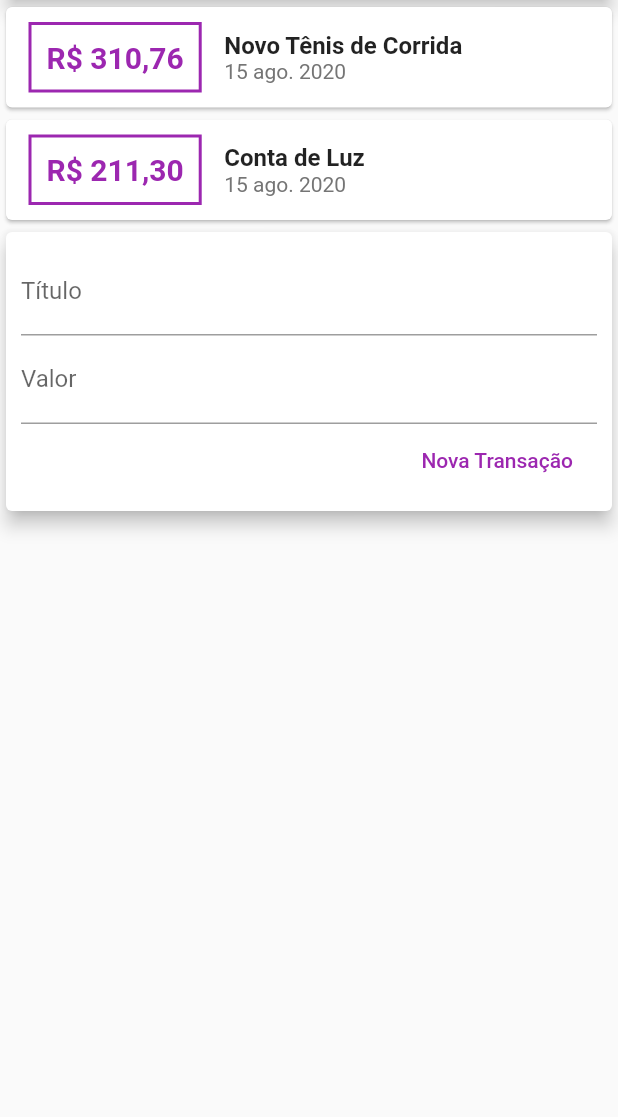
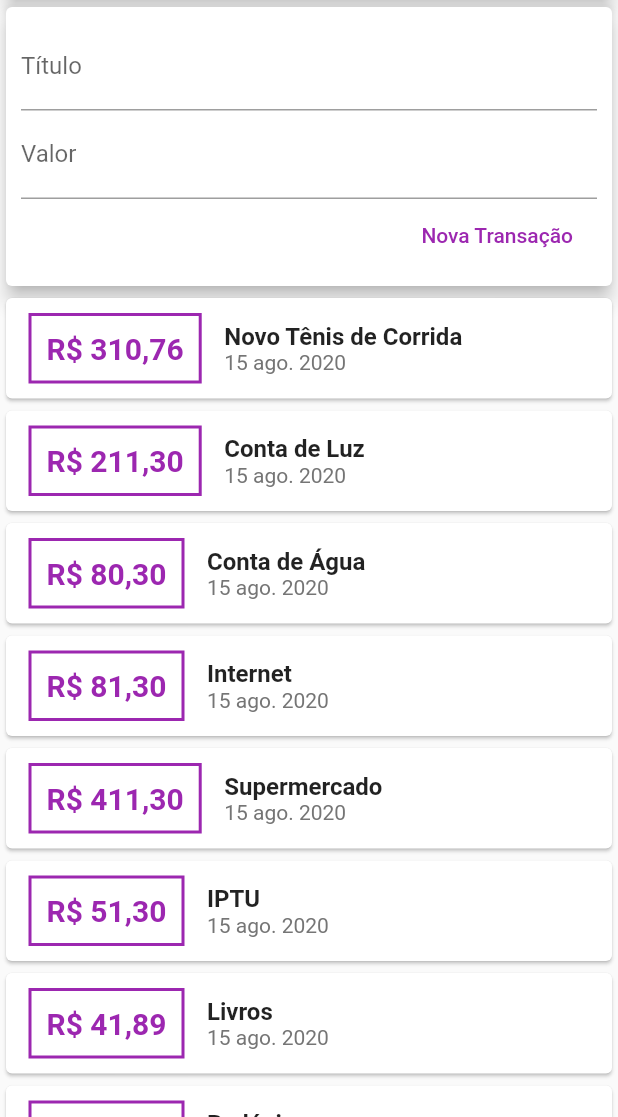
Before and after one commit to luizhp/udemy-cod3rs-flutter, a Flutter app: the screen it shows after launch, on a phone screen of 412 x 824 dp, the part 119-1236 px from its top. Run offline on Flutter 3.47's test engine with Material 2 defaults, Android fonts, the phone set to English and light mode, and no system bars.

```diff
--- a/examples/curso_flutter/expenses/lib/components/transaction_user.dart
+++ b/examples/curso_flutter/expenses/lib/components/transaction_user.dart
@@ -24,6 +24,54 @@ class _TransactionUserState extends State<TransactionUser> {
       value: 211.30,
       date: DateTime.now(),
     ),
+    Transaction(
+      id: 't3',
+      title: 'Conta de Água',
+      value: 80.30,
+      date: DateTime.now(),
+    ),
+    Transaction(
+      id: 't4',
+      title: 'Internet',
+      value: 81.30,
+      date: DateTime.now(),
+    ),
+    Transaction(
+      id: 't6',
+      title: 'Supermercado',
+      value: 411.30,
+      date: DateTime.now(),
+    ),
+    Transaction(
+      id: 't5',
+      title: 'IPTU',
+      value: 51.30,
+      date: DateTime.now(),
+    ),
+    Transaction(
+      id: 't7',
+      title: 'Livros',
+      value: 41.89,
+      date: DateTime.now(),
+    ),
+    Transaction(
+      id: 't8',
+      title: 'Pedágio',
+      value: 21.0,
+      date: DateTime.now(),
+    ),
+    Transaction(
+      id: 't9',
+      title: 'Combustível',
+      value: 110.30,
+      date: DateTime.now(),
+    ),
+    Transaction(
+      id: 't10',
+      title: 'Celular',
+      value: 65.30,
+      date: DateTime.now(),
+    ),
   ];
 
   _addTransaction(String title, double value) {
@@ -43,8 +91,8 @@ class _TransactionUserState extends State<TransactionUser> {
   Widget build(BuildContext context) {
     return Column(
       children: <Widget>[
+        TransactionForm(_addTransaction),
         TransactionList(_transactions),
-        TransactionForm(_addTransaction),
       ],
     );
   }
--- a/examples/curso_flutter/expenses/lib/main.dart
+++ b/examples/curso_flutter/expenses/lib/main.dart
@@ -24,7 +24,8 @@ class MyHomePage extends StatelessWidget {
         appBar: AppBar(
           title: Text('Despesas Pessoais'),
         ),
-        body: Column(
+        body: SingleChildScrollView(
+          child: Column(
             // mainAxisAlignment: MainAxisAlignment.spaceAround,
             crossAxisAlignment: CrossAxisAlignment.stretch,
             children: <Widget>[
@@ -37,6 +38,7 @@ class MyHomePage extends StatelessWidget {
                   )),
               TransactionUser(),
             ],
+          ),
         ));
   }
 }
```
Lines whose indentation alone changed are shown as unchanged.
